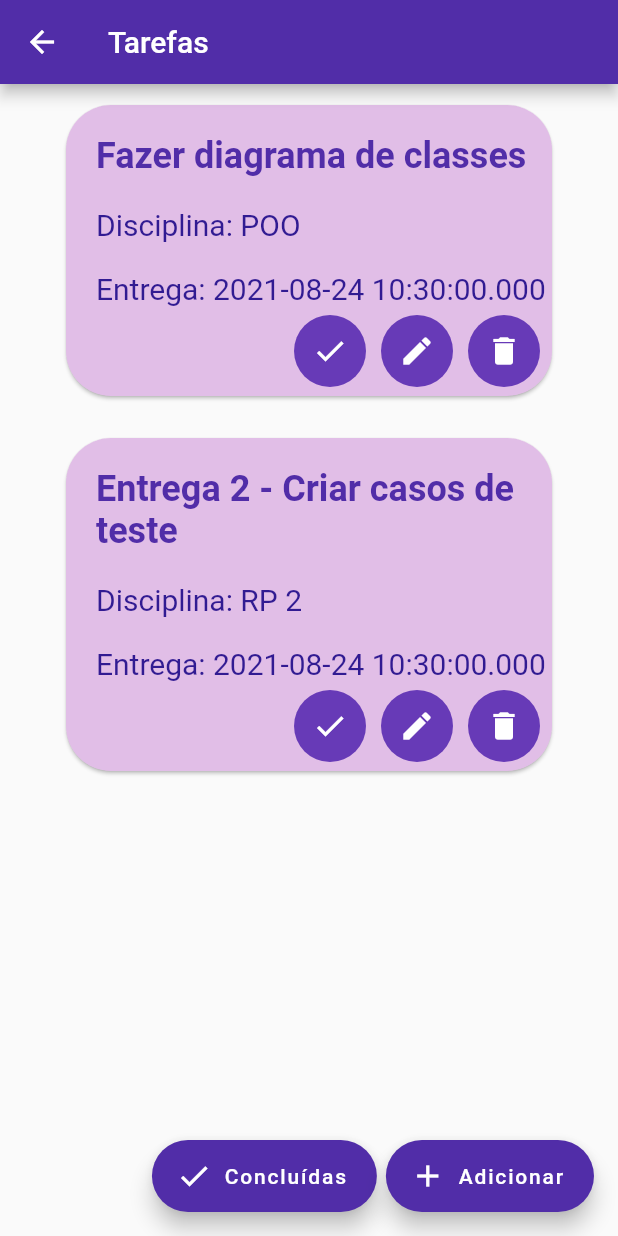
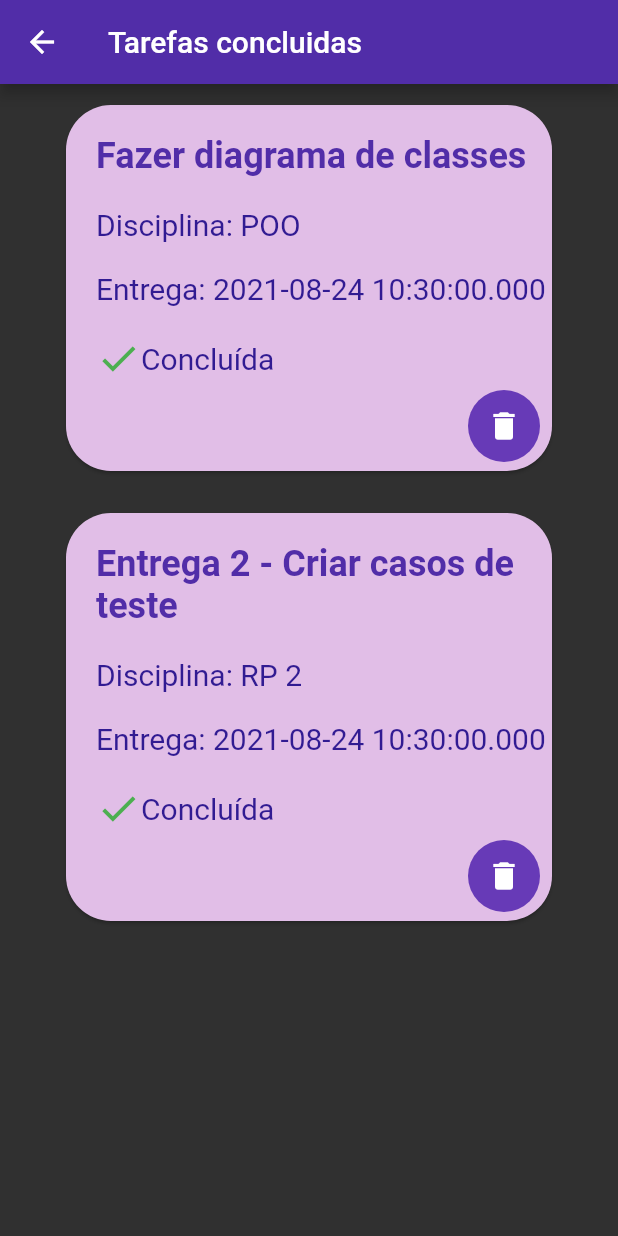
Before and after one commit to guFerreira/app_flutter_tarefas, a Flutter app: the screen it shows after launch, on a phone screen of 412 x 824 dp. Run offline on Flutter 3.47's test engine with Material 2 defaults, Android fonts, the phone set to English and light mode, and no system bars.

Commit message:
feat: adicionar página de tarefas concluídas

```diff
--- a/lib/app/models/tarefa_model.dart
+++ b/lib/app/models/tarefa_model.dart
@@ -6,7 +6,8 @@ class Tarefa {
   late Disciplina _disciplina;
   late bool _isConcluida;
 
-  Tarefa(this._descricao, this._dataEntrega, this._disciplina, this._isConcluida);
+  Tarefa(
+      this._descricao, this._dataEntrega, this._disciplina, this._isConcluida);
 
   String getDescricao() {
     return this._descricao;
@@ -31,4 +32,12 @@ class Tarefa {
   void setDisciplina(value) {
     this._disciplina = value;
   }
+
+  bool getIsConcluida() {
+    return this._isConcluida;
+  }
+
+  void setIsConcluida(value) {
+    this._isConcluida = value;
+  }
 }
--- a/lib/app/pages/aplicativo.dart
+++ b/lib/app/pages/aplicativo.dart
@@ -3,6 +3,7 @@ import 'package:app_flutter_tarefas/app/pages/form_disciplina_page.dart';
 import 'package:app_flutter_tarefas/app/pages/home_page.dart';
 import 'package:app_flutter_tarefas/app/pages/login_page.dart';
 import 'package:app_flutter_tarefas/app/pages/tarefa_page.dart';
+import 'package:app_flutter_tarefas/app/pages/tarefas_concluidas_page.dart';
 import 'package:flutter/cupertino.dart';
 import 'package:flutter/material.dart';
 
@@ -12,13 +13,19 @@ class Aplicativo extends StatelessWidget {
   @override
   Widget build(BuildContext context) {
     return MaterialApp(
-      initialRoute: '/tarefa',
+      initialRoute: '/tarefaConcluida',
+      darkTheme: ThemeData(
+        brightness: Brightness.dark,
+        /* dark theme settings */
+      ),
+      themeMode: ThemeMode.dark,
       routes: {
         '/': (context) =>LoginPage(),
         '/home': (context) => HomePage(),
         '/disciplina': (context) => DisciplinaPage(),
         '/formDisciplina': (context) => FormDisciplina(),
         '/tarefa': (context) => TarefaPage(),
+        '/tarefaConcluida': (context) => TarefaConcluidaPage(),
       },
     );
   }
--- /dev/null
+++ b/lib/app/pages/tarefas_concluidas_page.dart
@@ -0,0 +1,174 @@
+import 'package:app_flutter_tarefas/app/models/disciplina_model.dart';
+import 'package:app_flutter_tarefas/app/models/tarefa_model.dart';
+import 'package:flutter/cupertino.dart';
+import 'package:flutter/material.dart';
+
+class TarefaConcluidaPage extends StatelessWidget {
+  TarefaConcluidaPage({Key? key}) : super(key: key);
+
+  List<Tarefa> tarefas = [
+    Tarefa(
+      'Fazer diagrama de classes',
+      DateTime.now(),
+      Disciplina('POO', 'relens'),
+      false,
+    ),
+    Tarefa(
+      'Entrega 2 - Criar casos de teste',
+      DateTime.now(),
+      Disciplina('RP 2', 'testes'),
+      false,
+    ),
+  ];
+
+  @override
+  Widget build(BuildContext context) {
+    return Scaffold(
+      appBar: AppBar(
+        title: Text('Tarefas concluidas'),
+        backgroundColor: Colors.deepPurple[700],
+      ),
+      body: SingleChildScrollView(
+        child: Container(
+          child: Center(
+            child: Column(
+              children: [
+                ListView.builder(
+                  itemCount: tarefas.length,
+                  scrollDirection: Axis.vertical,
+                  shrinkWrap: true,
+                  itemBuilder: (context, index) {
+                    return Padding(
+                      padding: const EdgeInsets.only(
+                        left: 40,
+                        right: 40,
+                        top: 10,
+                        bottom: 10,
+                      ),
+                      child: Container(
+                        child: Card(
+                          shape: RoundedRectangleBorder(
+                            borderRadius: BorderRadius.circular(30),
+                          ),
+                          color: Colors.purple[100],
+                          child: Column(
+                            children: [
+                              Padding(
+                                padding:
+                                    const EdgeInsets.only(top: 20, left: 20),
+                                child: Align(
+                                  alignment: Alignment.topLeft,
+                                  child: Text(
+                                    tarefas[index].getDescricao(),
+                                    style: TextStyle(
+                                      color: Colors.deepPurple[700],
+                                      fontSize: 24,
+                                      fontWeight: FontWeight.bold,
+                                    ),
+                                  ),
+                                ),
+                              ),
+                              Padding(
+                                padding:
+                                    const EdgeInsets.only(top: 20, left: 20),
+                                child: Align(
+                                  alignment: Alignment.topLeft,
+                                  child: Text(
+                                    'Disciplina: ' +
+                                        tarefas[index].getDisciplina().nome,
+                                    style: TextStyle(
+                                      color: Colors.deepPurple[900],
+                                      fontSize: 20,
+                                      fontWeight: FontWeight.normal,
+                                    ),
+                                  ),
+                                ),
+                              ),
+                              Padding(
+                                padding:
+                                    const EdgeInsets.only(top: 20, left: 20),
+                                child: Align(
+                                  alignment: Alignment.topLeft,
+                                  child: Text(
+                                    'Entrega: ' +
+                                        tarefas[index]
+                                            .getDataEntrega()
+                                            .toString(),
+                                    style: TextStyle(
+                                      color: Colors.deepPurple[900],
+                                      fontSize: 20,
+                                      fontWeight: FontWeight.normal,
+                                    ),
+                                  ),
+                                ),
+                              ),
+                              Padding(
+                                padding:
+                                    const EdgeInsets.only(top: 20, left: 20),
+                                child: Align(
+                                  alignment: Alignment.topLeft,
+                                  child: Row(
+                                    children: [
+                                      Icon(Icons.check,color: Colors.green,size: 30,),
+                                      Text(
+                                        'Concluída',
+                                        style: TextStyle(
+                                          color: Colors.deepPurple[900],
+                                          fontSize: 20,
+                                          fontWeight: FontWeight.normal,
+                                        ),
+                                      ),
+                                    ],
+                                  ),
+                                ),
+                              ),
+                              getButtonsCardTarefa(),
+                            ],
+                          ),
+                        ),
+                      ),
+                    );
+                  },
+                ),
+                SizedBox(
+                  height: 60,
+                ),
+              ],
+            ),
+          ),
+        ),
+      ),
+    );
+  }
+
+  getButtonsCardTarefa() {
+    return Padding(
+      padding: EdgeInsets.only(
+        bottom: 6,
+        right: 8,
+        top: 6,
+      ),
+      child: Row(
+        mainAxisAlignment: MainAxisAlignment.end,
+        children: [
+          SizedBox(width: 10),
+          createButtonCardTarefa(Icons.delete, () {}),
+        ],
+      ),
+    );
+  }
+
+  createButtonCardTarefa(IconData icon, void Function() onPressed) {
+    return Ink(
+      decoration: const ShapeDecoration(
+        color: Colors.deepPurple,
+        shape: CircleBorder(),
+      ),
+      child: IconButton(
+        icon: Icon(icon),
+        color: Colors.white,
+        onPressed: onPressed,
+      ),
+    );
+  }
+}
```
